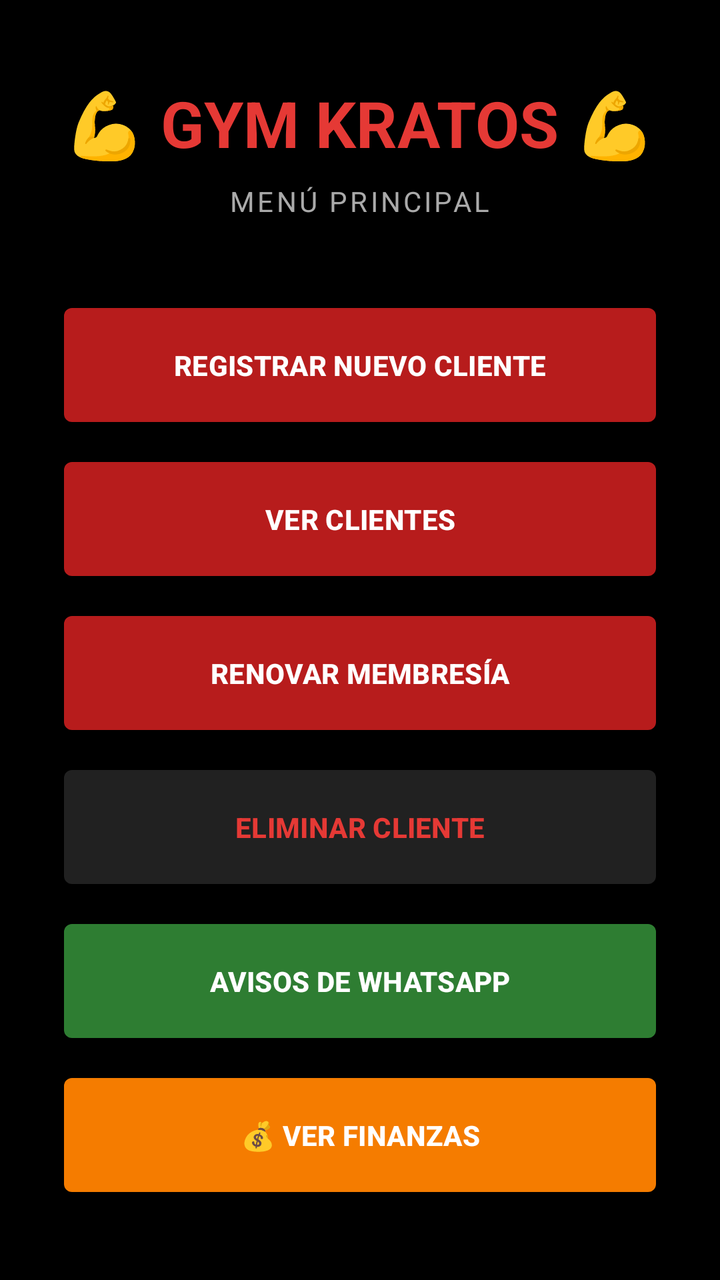
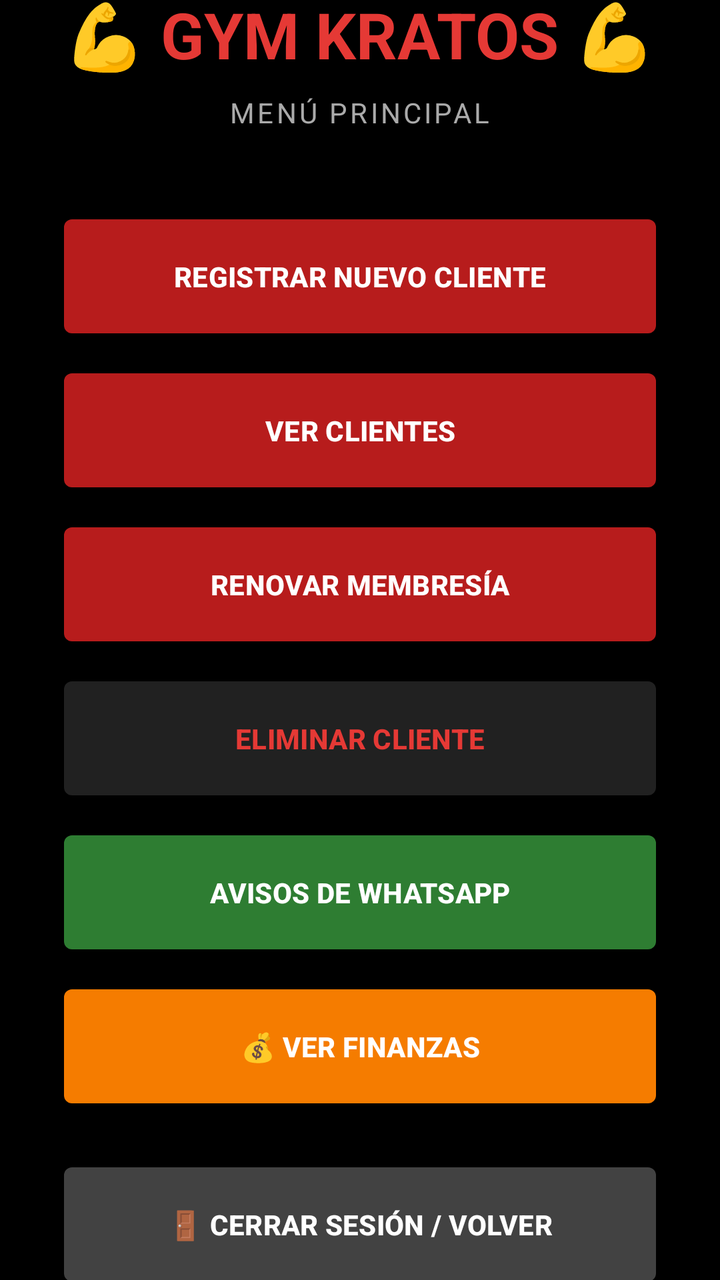

Two renders of the same Android screen: before a commit and after it. Below are the layout's source before the change and the commit's diff.
<!-- AndroidManifest.xml: application theme Theme.GYMKRATOS -->
<!-- res/layout/activity_main.xml -->
<?xml version="1.0" encoding="utf-8"?>
<androidx.constraintlayout.widget.ConstraintLayout xmlns:android="http://schemas.android.com/apk/res/android"
    xmlns:app="http://schemas.android.com/apk/res-auto"
    android:id="@+id/main"
    android:layout_width="match_parent"
    android:layout_height="match_parent"
    android:background="#000000">

    <LinearLayout
        android:layout_width="match_parent"
        android:layout_height="wrap_content"
        android:orientation="vertical"
        android:paddingHorizontal="32dp"
        android:gravity="center"
        app:layout_constraintTop_toTopOf="parent"
        app:layout_constraintBottom_toBottomOf="parent"
        app:layout_constraintStart_toStartOf="parent"
        app:layout_constraintEnd_toEndOf="parent">

        
        <TextView
            android:layout_width="wrap_content"
            android:layout_height="wrap_content"
            android:text="💪 GYM KRATOS 💪"
            android:textColor="#E53935"
            android:textSize="32sp"
            android:textStyle="bold"
            android:layout_marginBottom="8dp"/>

        
        <TextView
            android:layout_width="wrap_content"
            android:layout_height="wrap_content"
            android:text="MENÚ PRINCIPAL"
            android:textColor="#AAAAAA"
            android:textSize="14sp"
            android:letterSpacing="0.1"
            android:layout_marginBottom="40dp"/>

        
        <Button
            android:id="@+id/idRegistrar"
            android:layout_width="match_parent"
            android:layout_height="65dp"
            android:text="REGISTRAR NUEVO CLIENTE"
            android:textColor="#FFFFFF"
            android:textStyle="bold"
            app:backgroundTint="#B71C1C"
            app:cornerRadius="4dp"
            android:layout_marginBottom="12dp"/>

        
        <Button
            android:id="@+id/idVer"
            android:layout_width="match_parent"
            android:layout_height="65dp"
            android:text="VER CLIENTES"
            android:textColor="#FFFFFF"
            android:textStyle="bold"
            app:backgroundTint="#B71C1C"
            app:cornerRadius="4dp"
            android:layout_marginBottom="12dp"/>

        
        <Button
            android:id="@+id/idRenovar"
            android:layout_width="match_parent"
            android:layout_height="65dp"
            android:text="RENOVAR MEMBRESÍA"
            android:textColor="#FFFFFF"
            android:textStyle="bold"
            app:backgroundTint="#B71C1C"
            app:cornerRadius="4dp"
            android:layout_marginBottom="12dp"/>

        
        <Button
            android:id="@+id/idEliminar"
            android:layout_width="match_parent"
            android:layout_height="65dp"
            android:text="ELIMINAR CLIENTE"
            android:textColor="#E53935"
            android:textStyle="bold"
            app:backgroundTint="#212121"
            app:cornerRadius="4dp"
            android:layout_marginBottom="12dp"/>

        
        <Button
            android:id="@+id/idAvisos"
            android:layout_width="match_parent"
            android:layout_height="65dp"
            android:text="AVISOS DE WHATSAPP"
            android:textColor="#FFFFFF"
            android:textStyle="bold"
            app:backgroundTint="#2E7D32"
            app:cornerRadius="4dp"
            android:layout_marginBottom="12dp" />

        
        <Button
            android:id="@+id/idFinanzas"
            android:layout_width="match_parent"
            android:layout_height="65dp"
            android:text="💰 VER FINANZAS"
            android:textColor="#FFFFFF"
            android:textStyle="bold"
            app:backgroundTint="#F57C00"
            app:cornerRadius="4dp" />

    </LinearLayout>
</androidx.constraintlayout.widget.ConstraintLayout>
<!-- resources referenced by this layout -->
<resources>
  <style name="Theme.GYMKRATOS" parent="Base.Theme.GYMKRATOS" />
  <style name="Base.Theme.GYMKRATOS" parent="Theme.Material3.DayNight.NoActionBar">
          
          
      </style>
</resources>

<!-- the commit's change to res/layout/activity_main.xml (unified diff, before → after) -->
@@ -108,5 +108,17 @@
             app:backgroundTint="#F57C00"
             app:cornerRadius="4dp" />
 
+
+        
+        <Button
+            android:id="@+id/idCerrarSesion"
+            android:layout_width="match_parent"
+            android:layout_height="65dp"
+            android:text="🚪 CERRAR SESIÓN / VOLVER"
+            android:textColor="#FFFFFF"
+            android:textStyle="bold"
+            app:backgroundTint="#424242"
+            app:cornerRadius="4dp"
+            android:layout_marginTop="24dp" />
     </LinearLayout>
 </androidx.constraintlayout.widget.ConstraintLayout>
